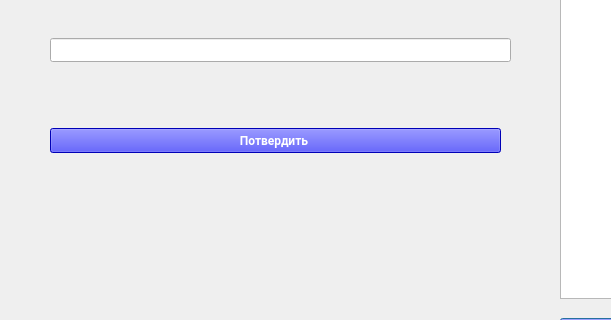
This is admin_archive_lmk/dialog_update_data.ui in FANDIM-wolf/FileHub as Qt 5 draws it before an edit; both pictures show x 0 to 611 and y 292 to 612 of the 1107 by 758 pixel window. The edited form follows.
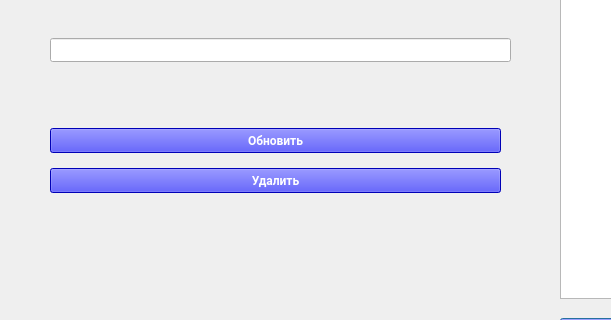
This is the edited form.

```diff
--- a/admin_archive_lmk/dialog_update_data.ui
+++ b/admin_archive_lmk/dialog_update_data.ui
@@ -70,7 +70,7 @@
 background-color:blue;</string>
    </property>
    <property name="text">
-    <string>Потвердить </string>
+    <string>Обновить</string>
    </property>
   </widget>
   <widget class="QLineEdit" name="lineEdit">
@@ -149,6 +149,31 @@
     <string>Книги</string>
    </property>
   </widget>
+  <widget class="QPushButton" name="pushButton_5">
+   <property name="geometry">
+    <rect>
+     <x>50</x>
+     <y>460</y>
+     <width>451</width>
+     <height>25</height>
+    </rect>
+   </property>
+   <property name="font">
+    <font>
+     <family>Roboto</family>
+     <weight>75</weight>
+     <bold>true</bold>
+    </font>
+   </property>
+   <property name="styleSheet">
+    <string notr="true">font-family: 'Roboto';
+color:white;
+background-color:blue;</string>
+   </property>
+   <property name="text">
+    <string>Удалить</string>
+   </property>
+  </widget>
  </widget>
  <resources/>
  <connections/>
```
